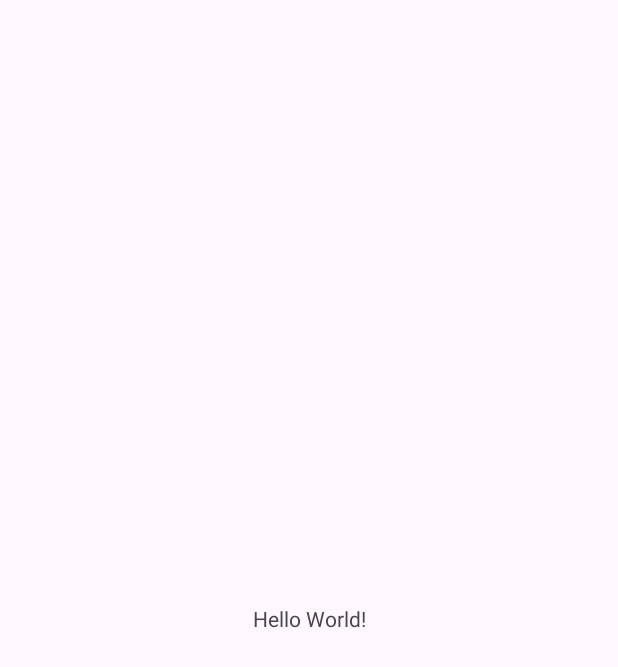
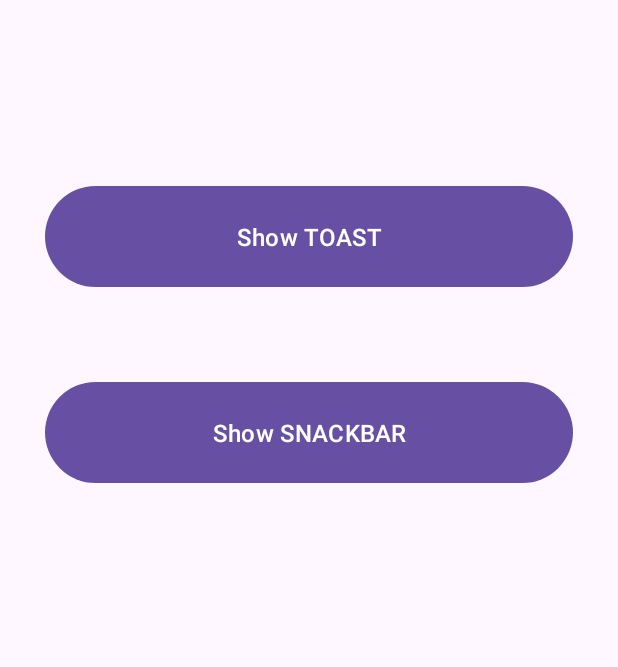
Before and after one commit to OndrejWienerUNI/github-ow-pma-2024, an Android app: the screen it shows after launch (MainActivity), on a phone screen of 412 x 824 dp. Before the commit the part shown is almost empty. Shown: the top 667 px of the screen. Run offline under Robolectric (Android 15) with nearby library versions, the phone set to English and light mode, and no system bars.

Commit message:
#5 FIN pma05_toast_and_snackbar (added a custom toast option and polished some layouts)

```diff
--- a/pma05_toast_and_snackbar/app/build.gradle.kts
+++ b/pma05_toast_and_snackbar/app/build.gradle.kts
@@ -26,12 +26,18 @@ android {
             )
         }
     }
+
     compileOptions {
         sourceCompatibility = JavaVersion.VERSION_1_8
         targetCompatibility = JavaVersion.VERSION_1_8
     }
     kotlinOptions {
         jvmTarget = "1.8"
+    }
+
+    // Enable binding
+    buildFeatures {
+        viewBinding = true
     }
 }
 
--- a/pma05_toast_and_snackbar/app/src/main/java/com/example/pma05_toast_and_snackbar/MainActivity.kt
+++ b/pma05_toast_and_snackbar/app/src/main/java/com/example/pma05_toast_and_snackbar/MainActivity.kt
@@ -1,20 +1,57 @@
 package com.example.pma05_toast_and_snackbar
 
+import android.graphics.Color
 import android.os.Bundle
-import androidx.activity.enableEdgeToEdge
+import android.view.LayoutInflater
+import android.widget.ImageView
+import android.widget.TextView
+import android.widget.Toast
 import androidx.appcompat.app.AppCompatActivity
-import androidx.core.view.ViewCompat
-import androidx.core.view.WindowInsetsCompat
+import com.example.pma05_toast_and_snackbar.databinding.ActivityMainBinding
+import com.google.android.material.snackbar.Snackbar
 
 class MainActivity : AppCompatActivity() {
+
+    private lateinit var binding: ActivityMainBinding
+
     override fun onCreate(savedInstanceState: Bundle?) {
         super.onCreate(savedInstanceState)
-        enableEdgeToEdge()
-        setContentView(R.layout.activity_main)
-        ViewCompat.setOnApplyWindowInsetsListener(findViewById(R.id.main)) { v, insets ->
-            val systemBars = insets.getInsets(WindowInsetsCompat.Type.systemBars())
-            v.setPadding(systemBars.left, systemBars.top, systemBars.right, systemBars.bottom)
-            insets
+        binding = ActivityMainBinding.inflate(layoutInflater)
+        setContentView(binding.root)
+
+        binding.btnShowToast.setOnClickListener {
+            showCustomToast("Hungry for a TOAST?", R.drawable.ic_default_star)
+        }
+
+        binding.btnShowSnackBar.setOnClickListener {
+            showSnackbar()
         }
     }
+
+    private fun showCustomToast(message: String, iconResId: Int) {
+        val inflater: LayoutInflater = layoutInflater
+        val layout = inflater.inflate(R.layout.custom_toast, null)
+
+        val toastIcon: ImageView = layout.findViewById(R.id.toast_icon)
+        val toastMessage: TextView = layout.findViewById(R.id.toast_message)
+
+        toastIcon.setImageResource(iconResId)
+        toastMessage.text = message
+
+        val toast = Toast.makeText(this, "", Toast.LENGTH_SHORT)
+        toast.view = layout
+        toast.show()
+    }
+
+    private fun showSnackbar() {
+        Snackbar.make(binding.root, "Welcome to my SNACKBAR!", Snackbar.LENGTH_SHORT)
+            .setDuration(7000)
+            .setBackgroundTint(Color.parseColor("#6750A4"))
+            .setTextColor(Color.WHITE)
+            .setActionTextColor(Color.WHITE)
+            .setAction("Close") {
+                Toast.makeText(this, "Closing SNACKBAR", Toast.LENGTH_SHORT).show()
+            }
+            .show()
+    }
 }
--- /dev/null
+++ b/pma05_toast_and_snackbar/app/src/main/res/drawable/ic_default_star.xml
@@ -0,0 +1,11 @@
+<vector xmlns:android="http://schemas.android.com/apk/res/android"
+    android:width="24dp"
+    android:height="24dp"
+    android:viewportWidth="24"
+    android:viewportHeight="24">
+    <path
+        android:fillColor="#FFD700"
+        android:pathData="M12,2L15.09,8.26L22,9.27L17,14.14L18.18,21.02L12,
+                          17.77L5.82,21.02L7,14.14L2,9.27L8.91,8.26L12,2Z"
+    />
+</vector>
--- /dev/null
+++ b/pma05_toast_and_snackbar/app/src/main/res/drawable/toast_background.xml
@@ -0,0 +1,6 @@
+<shape xmlns:android="http://schemas.android.com/apk/res/android">
+    <corners android:radius="16dp" />
+    <solid android:color="#6750A4" />
+    <padding android:left="12dp" android:top="12dp" android:right="12dp" android:bottom="12dp" />
+    <stroke android:width="0dp" android:color="#6750A4" />
+</shape>
--- a/pma05_toast_and_snackbar/app/src/main/res/layout/activity_main.xml
+++ b/pma05_toast_and_snackbar/app/src/main/res/layout/activity_main.xml
@@ -7,13 +7,34 @@
     android:layout_height="match_parent"
     tools:context=".MainActivity">
 
-    <TextView
-        android:layout_width="wrap_content"
+    <Button
+        android:id="@+id/btnShowToast"
+        android:layout_width="match_parent"
         android:layout_height="wrap_content"
-        android:text="Hello World!"
+        android:height="75dp"
+        android:text="Show TOAST"
+        android:textSize="16sp"
+        android:layout_marginTop="120dp"
+        android:layout_marginStart="30dp"
+        android:layout_marginEnd="30dp"
+        app:layout_constraintEnd_toStartOf="parent"
+        app:layout_constraintStart_toStartOf="parent"
+        app:layout_constraintTop_toTopOf="parent"
+        app:layout_constraintVertical_bias="0.3" />
+
+    <Button
+        android:id="@+id/btnShowSnackBar"
+        android:layout_width="match_parent"
+        android:layout_height="wrap_content"
+        android:text="Show SNACKBAR"
+        android:textSize="16sp"
+        android:layout_marginStart="30dp"
+        android:layout_marginEnd="30dp"
+        android:height="75dp"
         app:layout_constraintBottom_toBottomOf="parent"
         app:layout_constraintEnd_toEndOf="parent"
         app:layout_constraintStart_toStartOf="parent"
-        app:layout_constraintTop_toTopOf="parent" />
+        app:layout_constraintTop_toBottomOf="@+id/btnShowToast"
+        app:layout_constraintVertical_bias="0.1" />
 
 </androidx.constraintlayout.widget.ConstraintLayout>
```
Also changed, not shown: pma05_toast_and_snackbar/app/src/main/res/layout/custom_toast.xml (added, +27 -0 lines).
